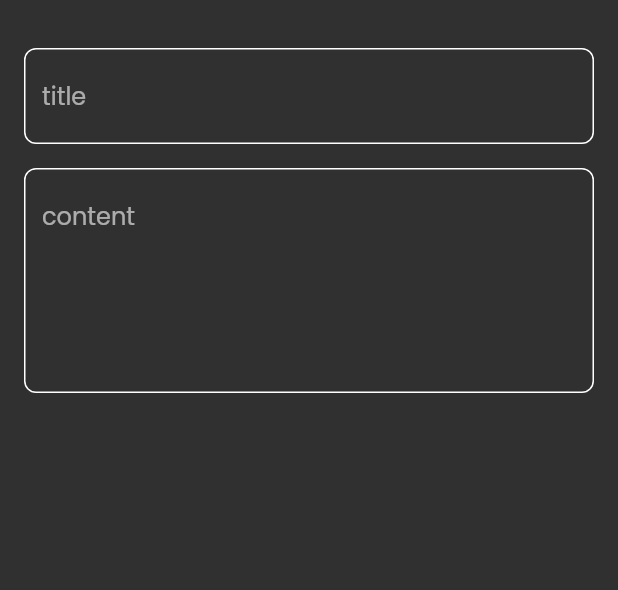
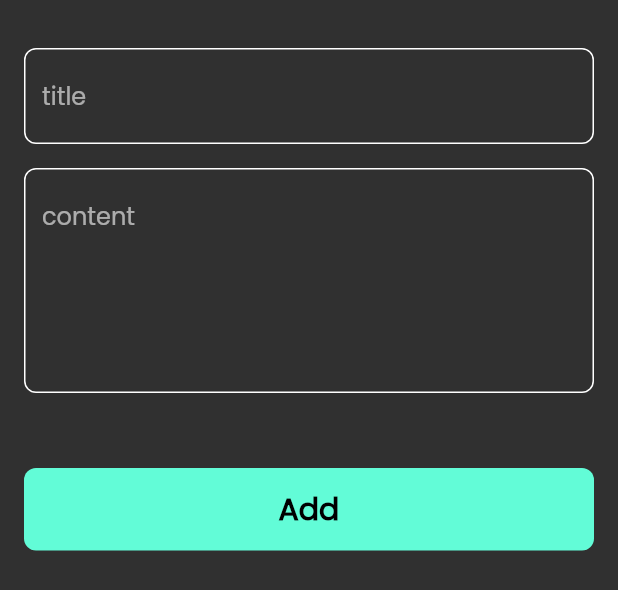
Before and after one commit to karimomar25/notesapp, a Flutter app: the AddNoteBottomSheet widget shown alone on an empty page, opened directly, on a phone screen of 412 x 824 dp. Shown: the top 590 px of the screen. Run offline on Flutter 3.47's test engine with Material 2 defaults, Android fonts, the phone set to English and light mode, and no system bars.

Commit message:
finish notes bottom sheet

```diff
--- a/lib/views/widgets/add_note_bottom_sheet.dart
+++ b/lib/views/widgets/add_note_bottom_sheet.dart
@@ -1,4 +1,6 @@
 import 'package:flutter/material.dart';
+import 'package:notesapp/constants.dart';
+import 'package:notesapp/views/widgets/custom_button.dart';
 import 'package:notesapp/views/widgets/custom_text_field.dart';
 
 class AddNoteBottomSheet extends StatelessWidget {
@@ -8,6 +10,7 @@ class AddNoteBottomSheet extends StatelessWidget {
   Widget build(BuildContext context) {
     return Padding(
       padding: const EdgeInsets.symmetric(horizontal: 16),
+      child: SingleChildScrollView(
         child: Column(
           children: [
             SizedBox(
@@ -23,7 +26,15 @@ class AddNoteBottomSheet extends StatelessWidget {
               hintText: "content",
               maxLines: 5,
             ),
+            SizedBox(
+              height: 50,
+            ),
+            CustomButton(),
+            SizedBox(
+              height: 16,
+            ),
           ],
+        ),
       ),
     );
   }
--- /dev/null
+++ b/lib/views/widgets/custom_button.dart
@@ -0,0 +1,23 @@
+import 'package:flutter/material.dart';
+import 'package:notesapp/constants.dart';
+
+class CustomButton extends StatelessWidget {
+  const CustomButton({super.key});
+
+  @override
+  Widget build(BuildContext context) {
+    return Container(
+      width: MediaQuery.of(context).size.width,
+      height: 55,
+      decoration: BoxDecoration(
+          color: kPrimaryColor, borderRadius: BorderRadius.circular(8)),
+      child: Center(
+        child: Text(
+          "Add",
+          style: TextStyle(
+              color: Colors.black, fontSize: 20, fontWeight: FontWeight.bold),
+        ),
+      ),
+    );
+  }
+}
```
Lines whose indentation alone changed are shown as unchanged.
